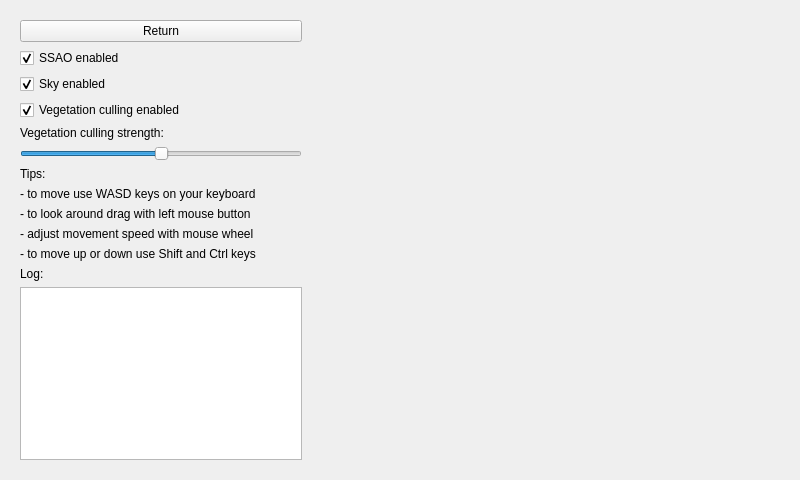
First picture: the form in src/gui/ui/rendererlayout.ui, repository OplatekTomas/terrain-generation-thesis, before the edit.
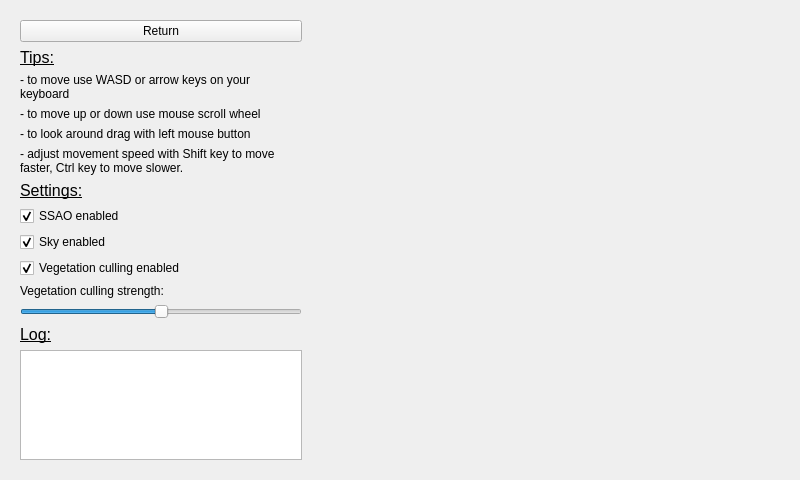
Second picture: the form after the edit. Custom widgets are drawn as their Qt base class.

Diff of the .ui file:
```diff
--- a/src/gui/ui/rendererlayout.ui
+++ b/src/gui/ui/rendererlayout.ui
@@ -51,6 +51,70 @@
         </property>
        </widget>
       </item>
+      <item>
+       <widget class="QLabel" name="tooltip">
+        <property name="font">
+         <font>
+          <pointsize>12</pointsize>
+          <underline>true</underline>
+         </font>
+        </property>
+        <property name="text">
+         <string>Tips:</string>
+        </property>
+       </widget>
+      </item>
+      <item>
+       <widget class="QLabel" name="tip01">
+        <property name="text">
+         <string>- to move use WASD or arrow keys on your keyboard</string>
+        </property>
+        <property name="wordWrap">
+         <bool>true</bool>
+        </property>
+       </widget>
+      </item>
+      <item>
+       <widget class="QLabel" name="tip04">
+        <property name="text">
+         <string>- to move up or down use mouse scroll wheel</string>
+        </property>
+       </widget>
+      </item>
+      <item>
+       <widget class="QLabel" name="tip02">
+        <property name="text">
+         <string>- to look around drag with left mouse button</string>
+        </property>
+       </widget>
+      </item>
+      <item>
+       <widget class="QLabel" name="tip03">
+        <property name="text">
+         <string>- adjust movement speed with Shift key to move faster, Ctrl key to move slower.</string>
+        </property>
+        <property name="wordWrap">
+         <bool>true</bool>
+        </property>
+       </widget>
+      </item>
+      <item>
+       <widget class="QLabel" name="loglabel_2">
+        <property name="font">
+         <font>
+          <pointsize>12</pointsize>
+          <underline>true</underline>
+          <strikeout>false</strikeout>
+         </font>
+        </property>
+        <property name="text">
+         <string>Settings:</string>
+        </property>
+        <property name="margin">
+         <number>0</number>
+        </property>
+       </widget>
+      </item>
       <item>
        <widget class="QCheckBox" name="ssaoEnabled">
         <property name="text">
@@ -104,43 +168,15 @@
         </property>
        </widget>
       </item>
-      <item>
-       <widget class="QLabel" name="tooltip">
-        <property name="text">
-         <string>Tips:</string>
-        </property>
-       </widget>
-      </item>
-      <item>
-       <widget class="QLabel" name="tip01">
-        <property name="text">
-         <string>- to move use WASD keys on your keyboard</string>
-        </property>
-       </widget>
-      </item>
-      <item>
-       <widget class="QLabel" name="tip02">
-        <property name="text">
-         <string>- to look around drag with left mouse button</string>
-        </property>
-       </widget>
-      </item>
-      <item>
-       <widget class="QLabel" name="tip03">
-        <property name="text">
-         <string>- adjust movement speed with mouse wheel</string>
-        </property>
-       </widget>
-      </item>
-      <item>
-       <widget class="QLabel" name="tip04">
-        <property name="text">
-         <string>- to move up or down use Shift and Ctrl keys</string>
-        </property>
-       </widget>
-      </item>
       <item>
        <widget class="QLabel" name="loglabel">
+        <property name="font">
+         <font>
+          <pointsize>12</pointsize>
+          <underline>true</underline>
+          <strikeout>false</strikeout>
+         </font>
+        </property>
         <property name="text">
          <string>Log:</string>
         </property>
```
